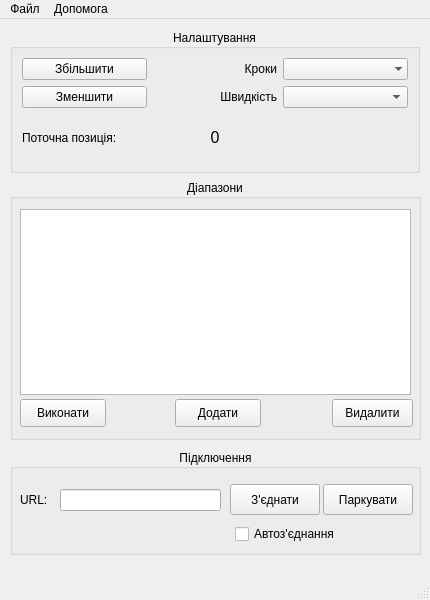
Above: ui.ui from neurotoxin78/pyMagLoopCtrl_qt6 before the change. Below: the same form after it.
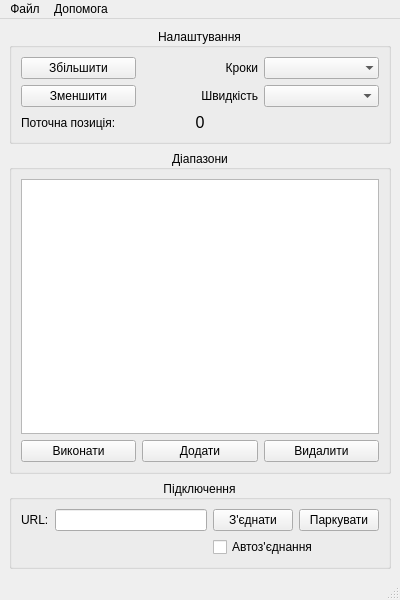
That is the form after the change.

Patch:
```diff
--- a/ui.ui
+++ b/ui.ui
@@ -6,19 +6,19 @@
    <rect>
     <x>0</x>
     <y>0</y>
-    <width>430</width>
+    <width>400</width>
     <height>600</height>
    </rect>
   </property>
   <property name="minimumSize">
    <size>
-    <width>430</width>
+    <width>400</width>
     <height>600</height>
    </size>
   </property>
   <property name="maximumSize">
    <size>
-    <width>430</width>
+    <width>400</width>
     <height>600</height>
    </size>
   </property>
@@ -29,15 +29,9 @@
    <string notr="true"/>
   </property>
   <widget class="QWidget" name="centralwidget">
+   <layout class="QGridLayout" name="gridLayout_3">
+    <item row="0" column="0">
    <widget class="QGroupBox" name="manualGroup">
-    <property name="geometry">
-     <rect>
-      <x>10</x>
-      <y>10</y>
-      <width>410</width>
-      <height>144</height>
-     </rect>
-    </property>
     <property name="title">
      <string>Налаштування</string>
     </property>
@@ -57,7 +51,6 @@
        <property name="font">
         <font>
          <pointsize>12</pointsize>
-         <weight>50</weight>
          <bold>false</bold>
         </font>
        </property>
@@ -128,160 +121,99 @@
      </item>
     </layout>
    </widget>
+    </item>
+    <item row="1" column="0">
    <widget class="QGroupBox" name="bandGroup">
-    <property name="geometry">
-     <rect>
-      <x>10</x>
-      <y>160</y>
-      <width>411</width>
-      <height>261</height>
-     </rect>
-    </property>
     <property name="title">
      <string>Діапазони</string>
     </property>
     <property name="alignment">
      <set>Qt::AlignCenter</set>
     </property>
-    <widget class="QTreeView" name="bandtreeView">
-     <property name="geometry">
-      <rect>
-       <x>10</x>
-       <y>30</y>
-       <width>391</width>
-       <height>186</height>
-      </rect>
-     </property>
-    </widget>
-    <widget class="QPushButton" name="addButton">
-     <property name="geometry">
-      <rect>
-       <x>165</x>
-       <y>220</y>
-       <width>86</width>
-       <height>28</height>
-      </rect>
-     </property>
-     <property name="text">
-      <string>Додати</string>
-     </property>
-    </widget>
+      <layout class="QGridLayout" name="gridLayout_2">
+       <item row="1" column="2">
     <widget class="QPushButton" name="deleteButton">
-     <property name="geometry">
-      <rect>
-       <x>322</x>
-       <y>220</y>
-       <width>81</width>
-       <height>28</height>
-      </rect>
-     </property>
      <property name="text">
       <string>Видалити</string>
      </property>
     </widget>
+       </item>
+       <item row="0" column="0" colspan="3">
+        <widget class="QTreeView" name="bandtreeView"/>
+       </item>
+       <item row="1" column="0">
     <widget class="QPushButton" name="runButton">
-     <property name="geometry">
-      <rect>
-       <x>10</x>
-       <y>220</y>
-       <width>86</width>
-       <height>28</height>
-      </rect>
-     </property>
      <property name="text">
       <string>Виконати</string>
      </property>
     </widget>
-   </widget>
+       </item>
+       <item row="1" column="1">
+        <widget class="QPushButton" name="addButton">
+         <property name="text">
+          <string>Додати</string>
+         </property>
+        </widget>
+       </item>
+      </layout>
+     </widget>
+    </item>
+    <item row="2" column="0">
    <widget class="QGroupBox" name="connect_groupBox">
-    <property name="geometry">
-     <rect>
-      <x>10</x>
-      <y>430</y>
-      <width>411</width>
-      <height>106</height>
-     </rect>
-    </property>
     <property name="title">
      <string>Підключення</string>
     </property>
     <property name="alignment">
      <set>Qt::AlignCenter</set>
     </property>
-    <widget class="QPushButton" name="connectButton">
-     <property name="geometry">
-      <rect>
-       <x>220</x>
-       <y>35</y>
-       <width>90</width>
-       <height>31</height>
-      </rect>
-     </property>
-     <property name="text">
-      <string>З'єднати</string>
-     </property>
-    </widget>
-    <widget class="QLineEdit" name="url_lineEdit">
-     <property name="geometry">
-      <rect>
-       <x>50</x>
-       <y>40</y>
-       <width>161</width>
-       <height>22</height>
-      </rect>
-     </property>
-     <property name="text">
-      <string/>
-     </property>
-    </widget>
+      <layout class="QGridLayout" name="gridLayout_4">
+       <item row="0" column="0">
     <widget class="QLabel" name="label_2">
-     <property name="geometry">
-      <rect>
-       <x>10</x>
-       <y>40</y>
-       <width>31</width>
-       <height>21</height>
-      </rect>
-     </property>
      <property name="text">
       <string>URL:</string>
      </property>
     </widget>
+       </item>
+       <item row="0" column="1">
+        <widget class="QLineEdit" name="url_lineEdit">
+         <property name="text">
+          <string/>
+         </property>
+        </widget>
+       </item>
+       <item row="0" column="2">
+        <widget class="QPushButton" name="connectButton">
+         <property name="text">
+          <string>З'єднати</string>
+         </property>
+        </widget>
+       </item>
+       <item row="0" column="3">
     <widget class="QPushButton" name="parkButton">
-     <property name="geometry">
-      <rect>
-       <x>313</x>
-       <y>35</y>
-       <width>90</width>
-       <height>31</height>
-      </rect>
-     </property>
      <property name="text">
       <string>Паркувати</string>
      </property>
     </widget>
+       </item>
+       <item row="1" column="2" colspan="2">
     <widget class="QCheckBox" name="autoConCheckBox">
-     <property name="geometry">
-      <rect>
-       <x>225</x>
-       <y>75</y>
-       <width>126</width>
-       <height>20</height>
-      </rect>
-     </property>
      <property name="text">
       <string>Автоз'єднання</string>
      </property>
     </widget>
-   </widget>
+       </item>
+      </layout>
+     </widget>
+    </item>
+   </layout>
   </widget>
   <widget class="QMenuBar" name="menubar">
    <property name="geometry">
     <rect>
      <x>0</x>
      <y>0</y>
-     <width>430</width>
-     <height>26</height>
+     <width>400</width>
+     <height>25</height>
     </rect>
    </property>
    <widget class="QMenu" name="menu">
```
Lines whose indentation alone changed are shown as unchanged.
